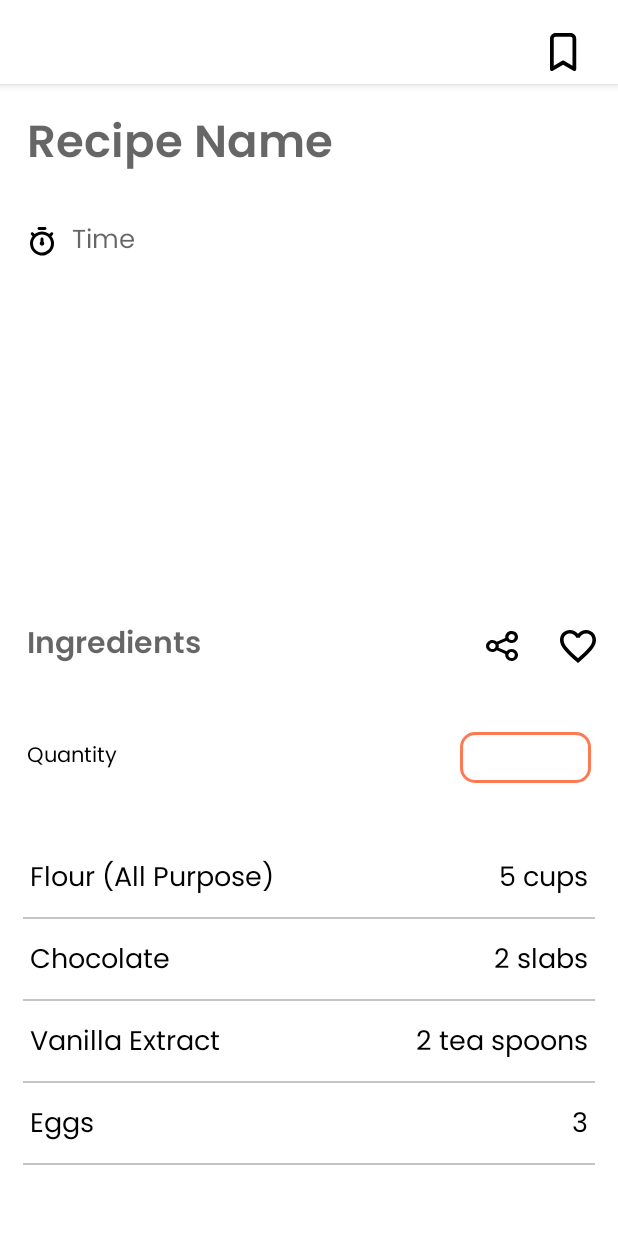
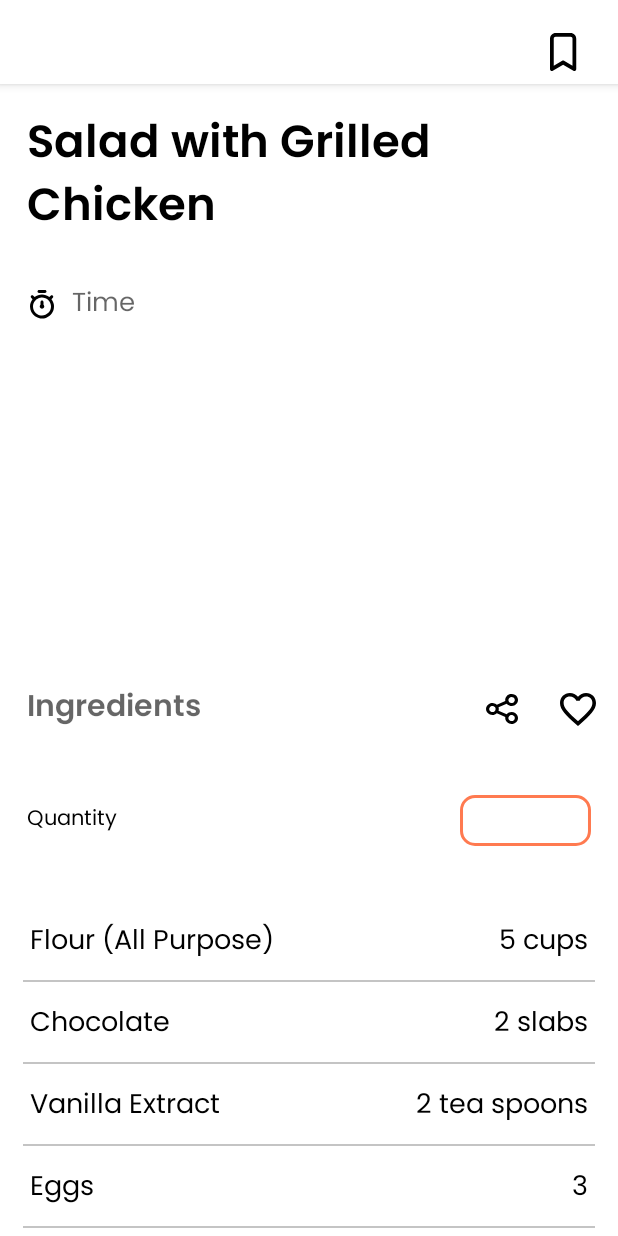
Before and after one commit to djunicode/RecipePool, an Android app: the screen it shows after launch (RecipePageActivity), after a tap on "40min", on a phone screen of 412 x 824 dp. Run offline under Robolectric (Android 15) with nearby library versions, the phone set to English and light mode, and no system bars; our stand-ins replace navigation-ui.

Commit message:
Minor change

```diff
--- a/android/App/app/src/main/java/com/example/recipepool/RecipePageActivity.kt
+++ b/android/App/app/src/main/java/com/example/recipepool/RecipePageActivity.kt
@@ -27,6 +27,9 @@ class RecipePageActivity : AppCompatActivity() {
         binding = ActivityRecipePageBinding.inflate(layoutInflater)
         setContentView(binding.root)
 
+        val recipeName = intent.getStringExtra("recipe_name")
+        binding.textRecipeName.text = recipeName
+
         binding.recyclerViewIngredients.apply {
             layoutManager = LinearLayoutManager(this.context)
             adapter = RecyclerAdapterIngredients(ingredientList)
```
